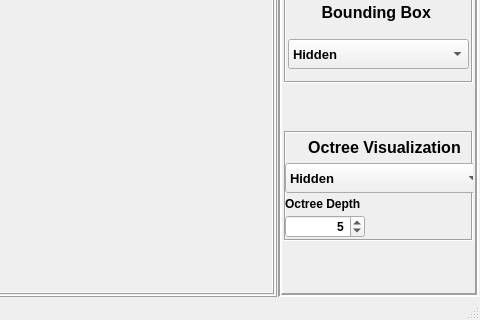
The window that mainwindow.ui (equinoxx/qtetramesher) describes before a commit, drawn with Qt 5; both pictures show x 544 to 1024 and y 508 to 828 of the 1024 by 828 pixel window.
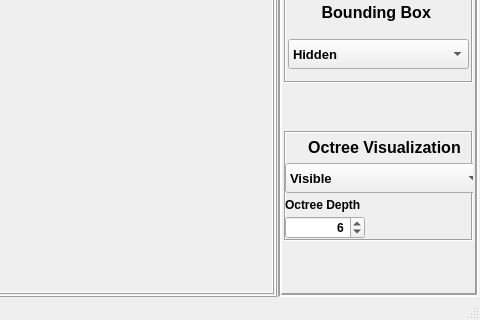
The same window after the commit. Custom widgets are drawn as their Qt base class.

```diff
--- a/mainwindow.ui
+++ b/mainwindow.ui
@@ -376,7 +376,7 @@
                 <x>0</x>
                 <y>0</y>
                 <width>201</width>
-                <height>108</height>
+                <height>109</height>
                </rect>
               </property>
               <layout class="QVBoxLayout" name="octreeVisLayout" stretch="0,0,0,0">
@@ -439,6 +439,9 @@
                    <bold>true</bold>
                   </font>
                  </property>
+                 <property name="currentIndex">
+                  <number>1</number>
+                 </property>
                  <property name="frame">
                   <bool>true</bool>
                  </property>
@@ -497,10 +500,10 @@
                   <number>1</number>
                  </property>
                  <property name="maximum">
-                  <number>8</number>
+                  <number>16</number>
                  </property>
                  <property name="value">
-                  <number>5</number>
+                  <number>6</number>
                  </property>
                 </widget>
                </item>
```
Left out of the diff: 2 changed lines with no effect on the pictures.
